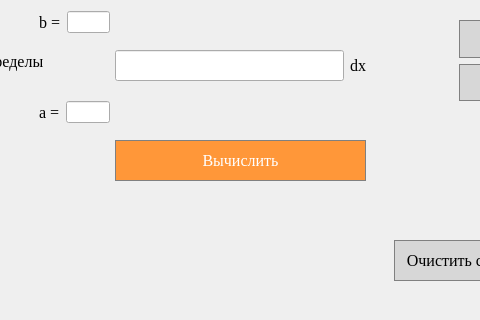
moevm/gui-1h2018-27, file integral.ui: the form before one commit; both pictures show x 301 to 781 and y 150 to 470 of the 1043 by 585 pixel window.
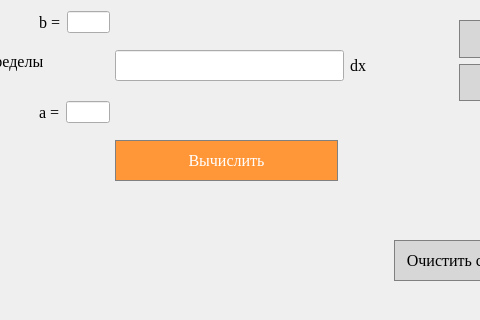
The form after the commit. Icons and pictures are not drawn.

```diff
--- a/integral.ui
+++ b/integral.ui
@@ -73,7 +73,7 @@
     <rect>
      <x>416</x>
      <y>290</y>
-     <width>251</width>
+     <width>223</width>
      <height>41</height>
     </rect>
    </property>
@@ -160,7 +160,7 @@
     <string>*пределы интегрирования могут принимать только численные значения</string>
    </property>
   </widget>
-  <widget class="QWidget" name="">
+  <widget class="QWidget" name="layoutWidget">
    <property name="geometry">
     <rect>
      <x>340</x>
@@ -202,7 +202,7 @@
     </item>
    </layout>
   </widget>
-  <widget class="QWidget" name="">
+  <widget class="QWidget" name="layoutWidget">
    <property name="geometry">
     <rect>
      <x>340</x>
@@ -244,7 +244,7 @@
     </item>
    </layout>
   </widget>
-  <widget class="QWidget" name="">
+  <widget class="QWidget" name="layoutWidget">
    <property name="geometry">
     <rect>
      <x>170</x>
@@ -337,7 +337,7 @@
     </item>
    </layout>
   </widget>
-  <widget class="QWidget" name="">
+  <widget class="QWidget" name="layoutWidget">
    <property name="geometry">
     <rect>
      <x>760</x>
@@ -407,7 +407,7 @@
     </item>
    </layout>
   </widget>
-  <widget class="QWidget" name="">
+  <widget class="QWidget" name="layoutWidget">
    <property name="geometry">
     <rect>
      <x>416</x>
```
Left out of the diff: 5 changed lines with no effect on the pictures.
